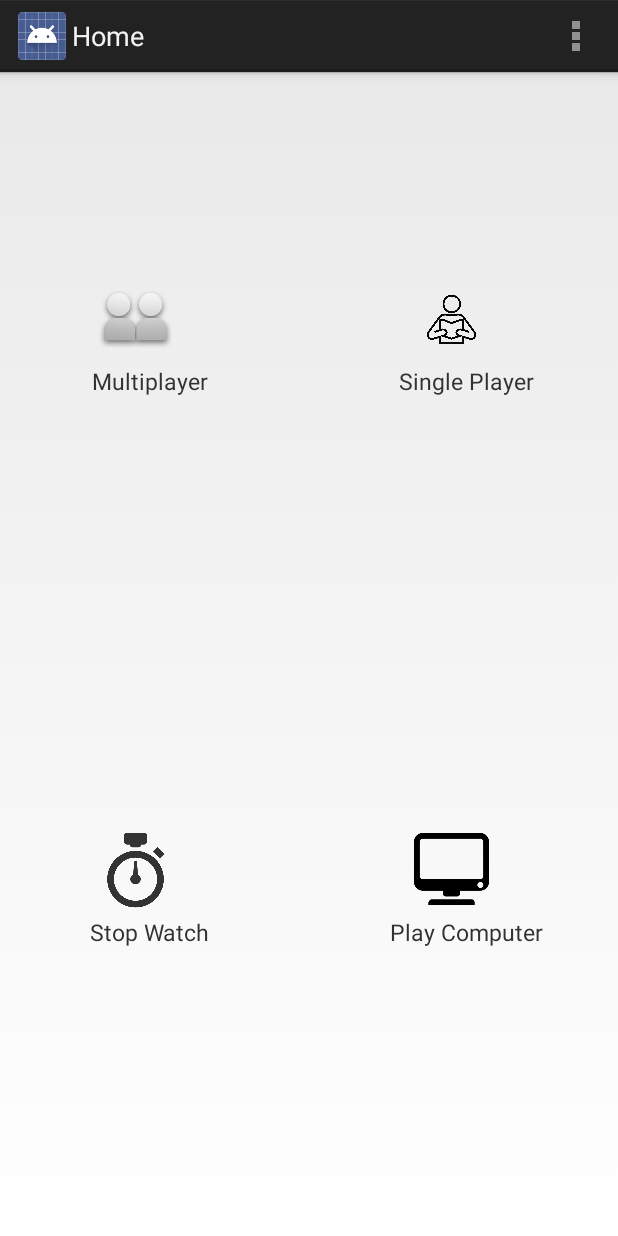
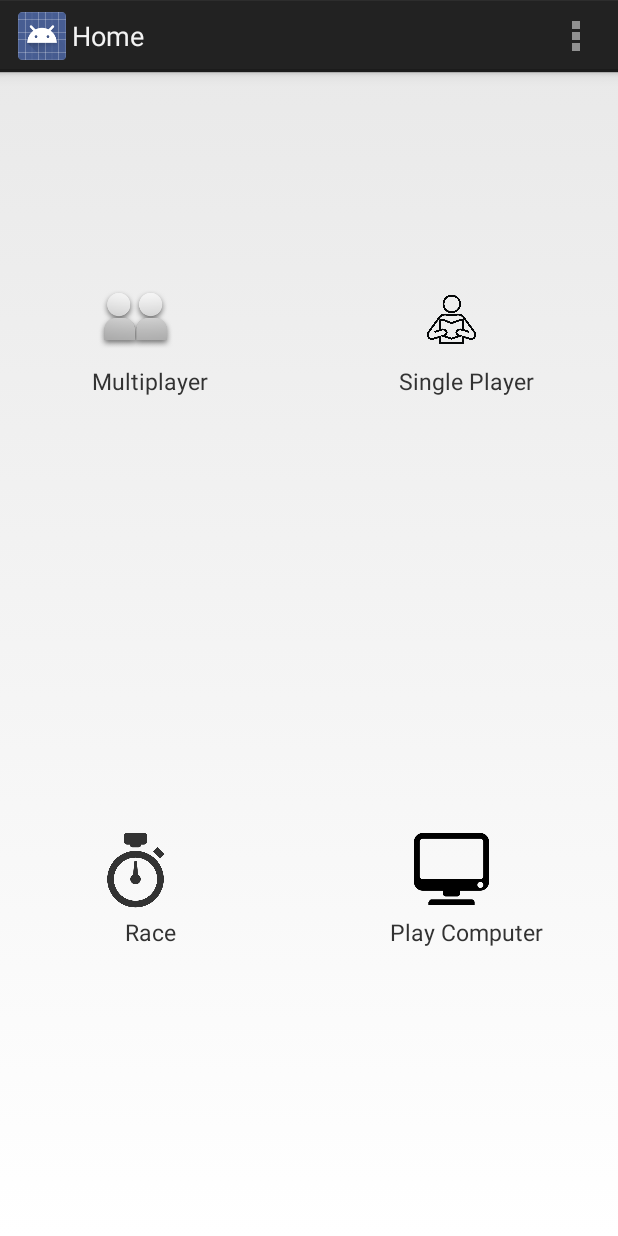
Before and after one commit to Kdoherty11/Android-Set, an Android app: the HomeScreen screen opened directly, with no data from a screen before it, on a phone screen of 412 x 824 dp. Run offline under Robolectric (Android 15) with nearby library versions, the phone set to English and light mode, and no system bars.

Commit message:
Starting RaceSetup instead of Race

```diff
--- a/app/src/main/java/com/kdoherty/activities/HomeScreen.java
+++ b/app/src/main/java/com/kdoherty/activities/HomeScreen.java
@@ -30,7 +30,7 @@ public class HomeScreen extends Activity {
         SCREEN_WIDTH= metrics.widthPixels;
         SCREEN_HEIGHT = metrics.heightPixels;
 
-        String [] captions = {"Multiplayer", "Single Player", "Stop Watch", "Play Computer"};
+        String [] captions = {"Multiplayer", "Single Player", "Race", "Play Computer"};
         int [] imageIds = {R.drawable.multiplayer, R.drawable.read_icon,
                 R.drawable.stopwatch, R.drawable.computer_icon};
         HomeGridAdapter adapter = new HomeGridAdapter(this, captions, imageIds);
@@ -47,8 +47,7 @@ public class HomeScreen extends Activity {
                         startIntent(TimeScroller.class);
                         break;
                     case 2:
-                        Toast.makeText(HomeScreen.this, "Stop Watch", Toast.LENGTH_SHORT).show();
-                        startIntent(Race.class);
+                        startIntent(RaceSetup.class);
                         break;
                     case 3:
                         Toast.makeText(HomeScreen.this, "Computer", Toast.LENGTH_SHORT).show();
```
